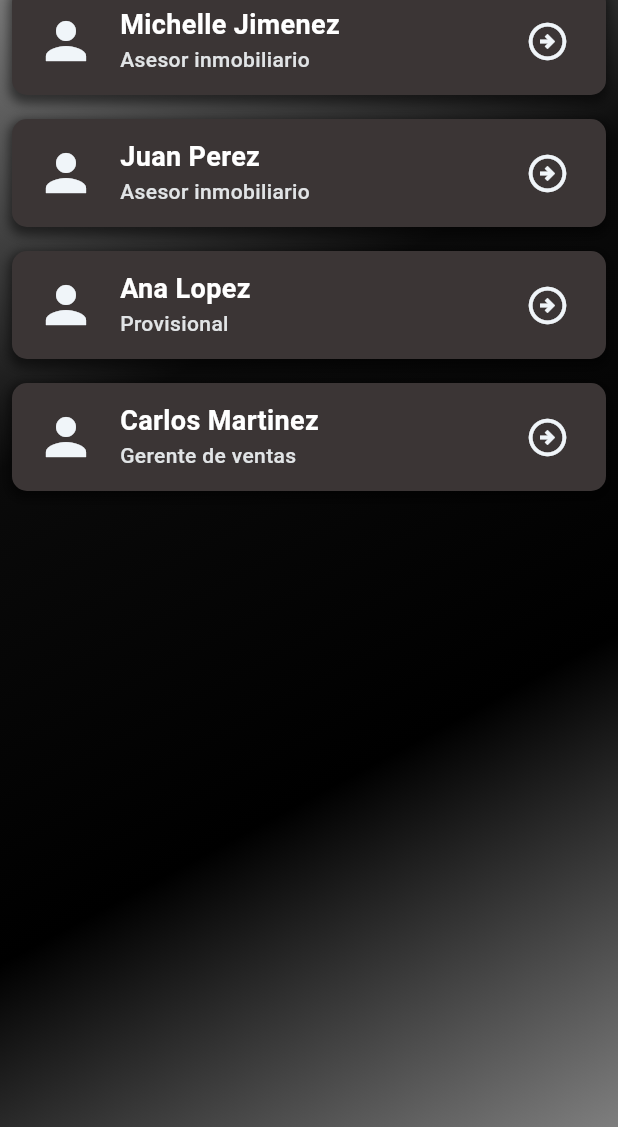
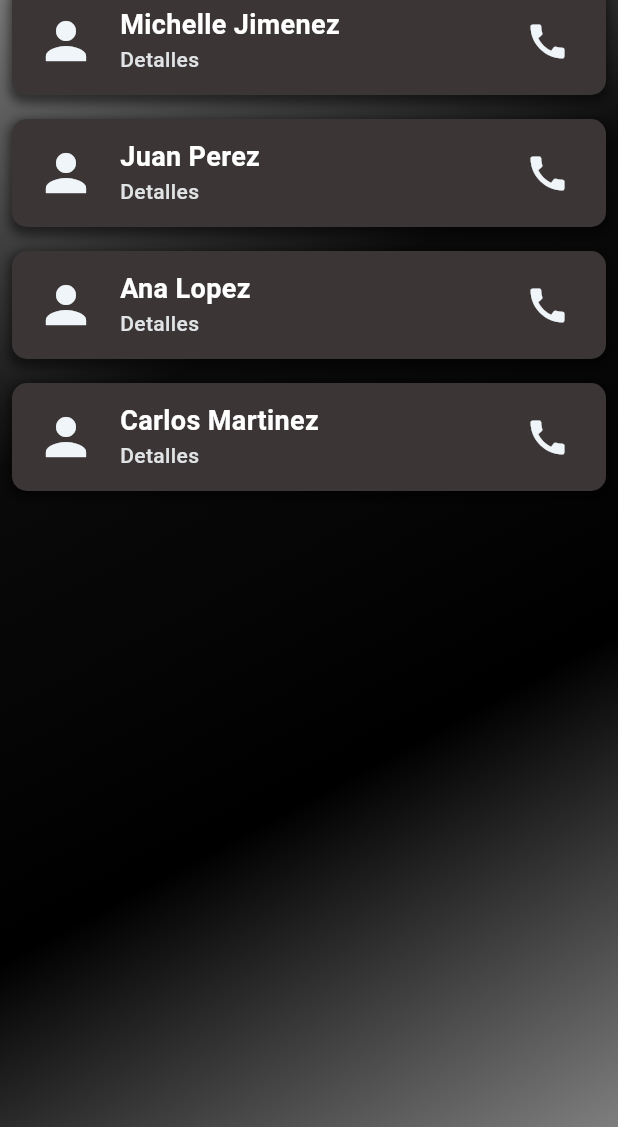
Before and after one commit to MichDlc03/movil_rec, a Flutter app: the MiListaDeProspectos screen opened directly, on a phone screen of 412 x 824 dp, the part 109-1236 px from its top. Run offline on Flutter 3.47's test engine with Material 3 defaults, Android fonts, the phone set to English and light mode, and no system bars; our stand-ins replace carousel_slider, google_fonts; Roboto replaces fonts that are missing (Dosis).

Commit message:
solo cambie icono de row a call en asesores

```diff
--- a/lib/widgets/mi_lista_prospectos.dart
+++ b/lib/widgets/mi_lista_prospectos.dart
@@ -17,7 +17,7 @@ class _MiListaDeProspectosState extends State<MiListaDeProspectos> {
   final List<Prospecto> prospectos = [
     Prospecto(
       "Michelle Jimenez",
-      "Asesor inmobiliario",
+      "Detalles",
       [
         Inmueble(
             id: 1,
@@ -33,7 +33,7 @@ class _MiListaDeProspectosState extends State<MiListaDeProspectos> {
     ),
     Prospecto(
       "Juan Perez",
-      "Asesor inmobiliario",
+      "Detalles",
       [
         Inmueble(
             id: 3,
@@ -44,7 +44,7 @@ class _MiListaDeProspectosState extends State<MiListaDeProspectos> {
     ),
     Prospecto(
       "Ana Lopez",
-      "Provisional",
+      "Detalles",
       [
         Inmueble(
             id: 4,
@@ -55,7 +55,7 @@ class _MiListaDeProspectosState extends State<MiListaDeProspectos> {
     ),
     Prospecto(
       "Carlos Martinez",
-      "Gerente de ventas",
+      "Detalles",
       [
         Inmueble(
             id: 5,
@@ -83,8 +83,8 @@ class _MiListaDeProspectosState extends State<MiListaDeProspectos> {
         ),
         actions: [
           IconButton(
-            onPressed: () {},
-            icon: const Icon(Icons.search, color: Colors.white)),
+              onPressed: () {},
+              icon: const Icon(Icons.search, color: Colors.white)),
           Builder(
             builder: (context) {
               return IconButton(
@@ -152,7 +152,7 @@ class _MiListaDeProspectosState extends State<MiListaDeProspectos> {
                       color: Colors.white,
                     ),
                   ),
-                  trailing: const Icon(Icons.arrow_circle_right_outlined,
+                  trailing: const Icon(Icons.call,
                       color: Color(0xffF0F5F9), size: 30),
                   subtitle: Text(
                     prospecto.descripcion,
```
